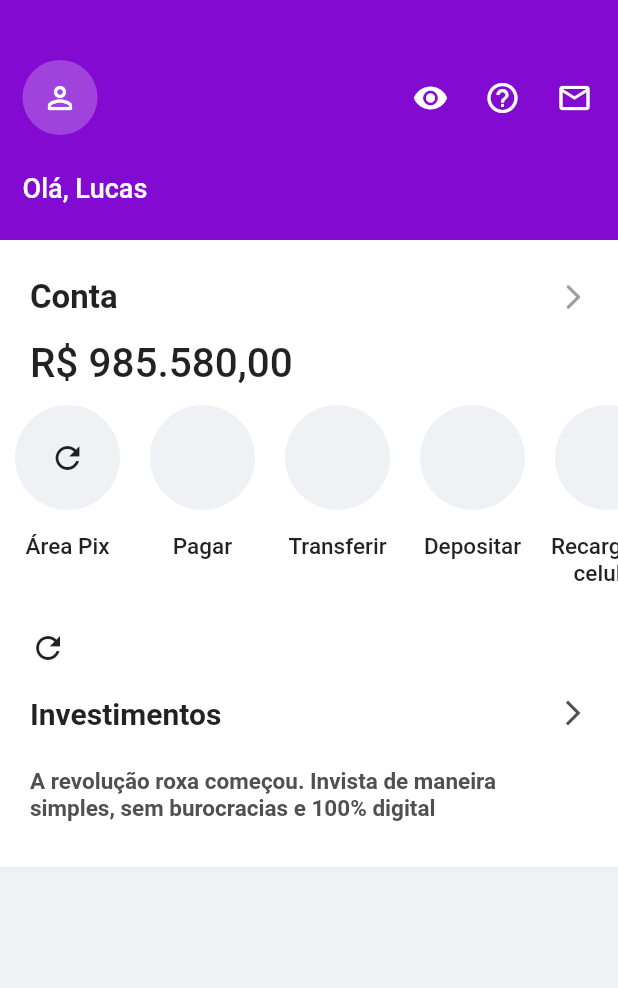
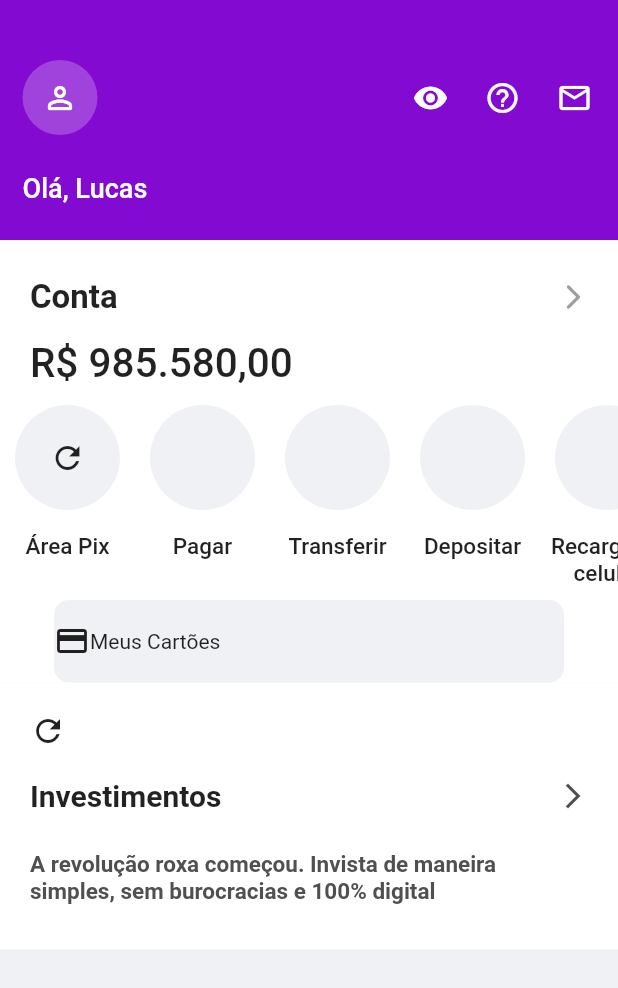
Before and after one commit to lucasbustamante/Clone_NuBank, a Flutter app: the screen it shows after launch, on a phone screen of 412 x 824 dp. Shown: the top 988 px of the screen. Run offline on Flutter 3.47's test engine with Material 2 defaults, Android fonts, the phone set to English and light mode, and no system bars.

Commit message:
atualização 19102021

```diff
--- /dev/null
+++ b/lib/designer/screens/my_cards.dart
@@ -0,0 +1,30 @@
+import 'package:flutter/material.dart';
+
+import '../colors.dart';
+
+class MyCards extends StatelessWidget {
+  const MyCards({Key? key}) : super(key: key);
+
+  @override
+  Widget build(BuildContext context) {
+    return Container(width: MediaQuery.of(context).size.width,
+      color: aContainerColor,
+      child: Column(
+        children: [
+          Container(
+              child: Row(
+                children: [
+                  Icon(Icons.credit_card_outlined),
+                  Text('Meus Cartões')
+                ],
+              ),
+              height: 55, width: 340,
+          decoration: BoxDecoration(color: aBackgroundColor,
+              borderRadius: BorderRadius.circular(10))),
+
+        ],
+      ),
+
+    );
+  }
+}
--- a/lib/src/home_page.dart
+++ b/lib/src/home_page.dart
@@ -3,6 +3,7 @@ import 'package:flutter/material.dart';
 import 'package:nubank/designer/card.dart';
 import 'package:nubank/designer/circle_button.dart';
 import 'package:nubank/designer/colors.dart';
+import 'package:nubank/designer/screens/my_cards.dart';
 import 'package:nubank/designer/screens/profile.dart';
 import 'package:nubank/designer/value_card.dart';
 
@@ -56,6 +57,7 @@ class _HomePageState extends State<HomePage> {
                   ],
                 ),
               )),
+          MyCards(),
           Cards('Investimentos',icon: Icons.refresh,
             text: 'A revolução roxa começou. Invista de maneira\nsimples,'
                 ' sem burocracias e 100% digital',),
```
